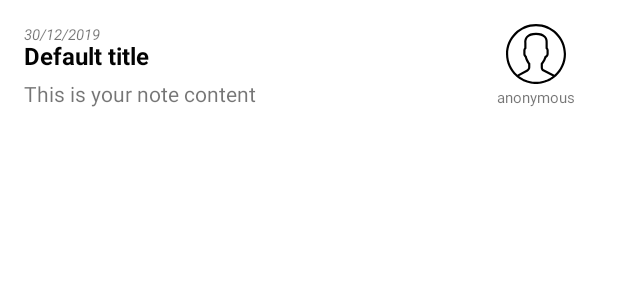
After one commit to ngTienPhat/NMCNPM_Group13, an Android app: the layout list_shared_note_item.xml on its own in the app's theme, with its tools: preview values and no code run, on a phone screen of 412 x 824 dp. The commit adds this screen. Shown: the top 300 px of the screen. Run offline under Robolectric (Android 15) with nearby library versions, the phone set to English and light mode, and no system bars; network calls fail.

Commit message:
coding Share_Fragment

```diff
--- a/app/src/main/java/group13/ntphat/evernote/ui/notes/NotesFragment.java
+++ b/app/src/main/java/group13/ntphat/evernote/ui/notes/NotesFragment.java
@@ -1,11 +1,9 @@
 package group13.ntphat.evernote.ui.notes;
 
-import android.app.Activity;
 import android.content.Intent;
 import android.os.Bundle;
 import android.view.ContextMenu;
 import android.view.LayoutInflater;
-import android.view.Menu;
 import android.view.MenuInflater;
 import android.view.MenuItem;
 import android.view.View;
@@ -110,7 +108,7 @@ public class NotesFragment extends Fragment {
         getListNoteIfExist();
         if (!isHasListnote)
             initListNote();
-        listNoteAdapter = new NoteAdapter(getContext(), R.layout.note_item, listNote);
+        listNoteAdapter = new NoteAdapter(getContext(), R.layout.list_note_item, listNote);
         listView = root.findViewById(R.id.list_notes);
         listView.setAdapter(listNoteAdapter);
     }
--- /dev/null
+++ b/app/src/main/res/drawable/shape_shared_user_avatar.xml
@@ -0,0 +1,13 @@
+<?xml version="1.0" encoding="utf-8"?>
+
+<shape xmlns:android="http://schemas.android.com/apk/res/android"
+    android:innerRadius="0dp"
+    android:shape="ring"
+    android:thicknessRatio="1.9"
+    android:useLevel="false" >
+    <solid android:color="@android:color/transparent" />
+
+    <stroke
+        android:width="5dp"
+        android:color="@android:color/white" />
+</shape>
--- /dev/null
+++ b/app/src/main/res/layout/list_shared_note_item.xml
@@ -0,0 +1,71 @@
+<?xml version="1.0" encoding="utf-8"?>
+<LinearLayout xmlns:android="http://schemas.android.com/apk/res/android"
+    android:orientation="horizontal" android:layout_width="match_parent"
+    android:layout_height="88dp"
+    android:padding="16dp">
+
+    <LinearLayout
+        android:layout_width="wrap_content"
+        android:layout_height="match_parent"
+        android:orientation="vertical"
+        android:layout_weight="8">
+
+        <TextView
+            android:layout_width="match_parent"
+            android:layout_height="12dp"
+            android:id="@+id/note_date"
+            android:text="30/12/2019"
+            android:textSize="10dp"
+            android:textStyle="italic" />
+
+        <TextView
+            android:layout_width="match_parent"
+            android:layout_height="20dp"
+            android:id="@+id/note_title"
+            android:text="Default title"
+            android:gravity="bottom"
+            android:textSize="16dp"
+            android:textStyle="bold"
+            android:textColor="@color/colorBlack"/>
+
+        <TextView
+            android:id="@+id/note_content"
+            android:layout_width="match_parent"
+            android:layout_height="24dp"
+            android:gravity="bottom"
+            android:text="This is your note content"
+            android:textSize="14dp"
+            android:textStyle="normal" />
+
+    </LinearLayout>
+
+    <LinearLayout
+        android:layout_width="wrap_content"
+        android:layout_height="match_parent"
+        android:orientation="vertical"
+        android:layout_weight="2">
+
+        <ImageView
+            android:layout_width="40dp"
+            android:layout_height="40dp"
+            android:id="@+id/user_avatar"
+            android:layout_gravity="center"
+            android:src="@drawable/ic_user_avt"
+            android:background="@drawable/shape_shared_user_avatar"/>
+
+        <TextView
+            android:layout_width="match_parent"
+            android:layout_height="wrap_content"
+            android:layout_marginTop="2dp"
+            android:id="@+id/name_shared_user"
+            android:text="anonymous"
+            android:layout_gravity="center"
+            android:textAlignment="center"
+            android:textSize="10dp"/>
+
+
+    </LinearLayout>
+
+
+
+</LinearLayout>
```
Also changed, not shown: app/src/main/java/group13/ntphat/evernote/MainActivity.java (+15 -5 lines), app/src/main/java/group13/ntphat/evernote/ui/notebook/ViewListnoteActivity.java (+2 -7 lines), app/src/main/java/group13/ntphat/evernote/ui/share/ShareFragment.java (+12 -0 lines), app/src/main/res/drawable/ic_sync.xml (added, +24 -0 lines), app/src/main/res/layout/fragment_share.xml (+36 -13 lines), app/src/main/res/layout/list_note_item.xml (renamed from app/src/main/res/layout/note_item.xml).
